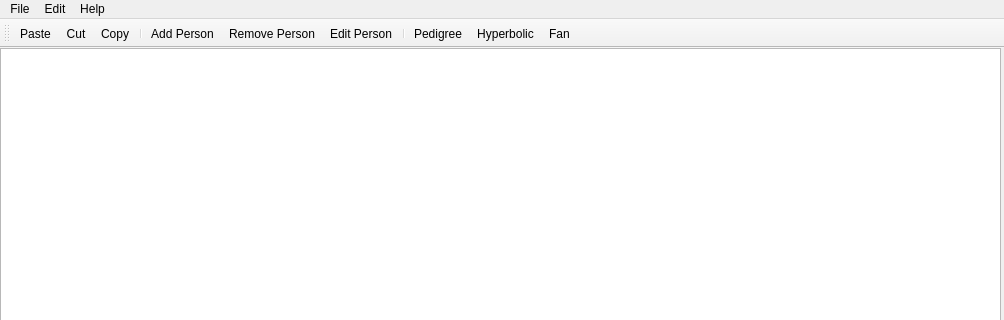
Michaelis105/Angena, file angena.ui: the form before one commit; both pictures show x 0 to 1004 and y 0 to 320 of the 1004 by 638 pixel window.
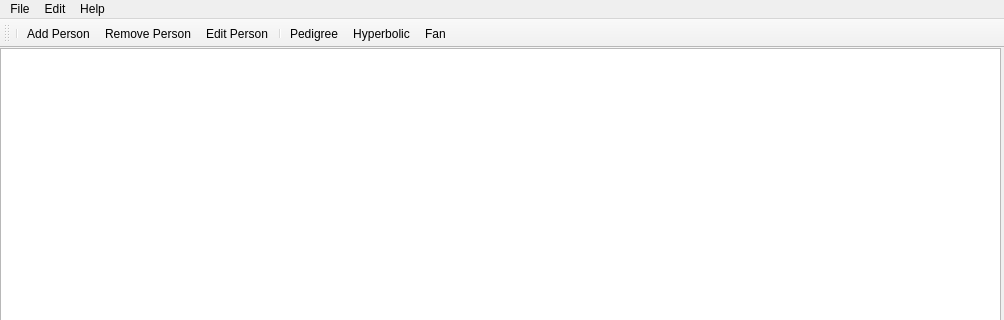
The form after the commit.

The edit to the form file:
```diff
--- a/angena.ui
+++ b/angena.ui
@@ -85,11 +85,8 @@
     <enum>TopToolBarArea</enum>
    </attribute>
    <attribute name="toolBarBreak">
-    <bool>true</bool>
+    <bool>false</bool>
    </attribute>
-   <addaction name="actionPaste"/>
-   <addaction name="actionCut"/>
-   <addaction name="actionCopy"/>
    <addaction name="separator"/>
    <addaction name="actionAdd_Person"/>
    <addaction name="actionRemove_Person"/>
@@ -154,21 +151,6 @@
     <string>Redo</string>
    </property>
   </action>
-  <action name="actionCut">
-   <property name="text">
-    <string>Cut</string>
-   </property>
-  </action>
-  <action name="actionCopy">
-   <property name="text">
-    <string>Copy</string>
-   </property>
-  </action>
-  <action name="actionPaste">
-   <property name="text">
-    <string>Paste</string>
-   </property>
-  </action>
   <action name="actionAdd_Person">
    <property name="text">
     <string>Add Person</string>
```
Left out of the diff: 5 changed lines with no effect on the pictures.
